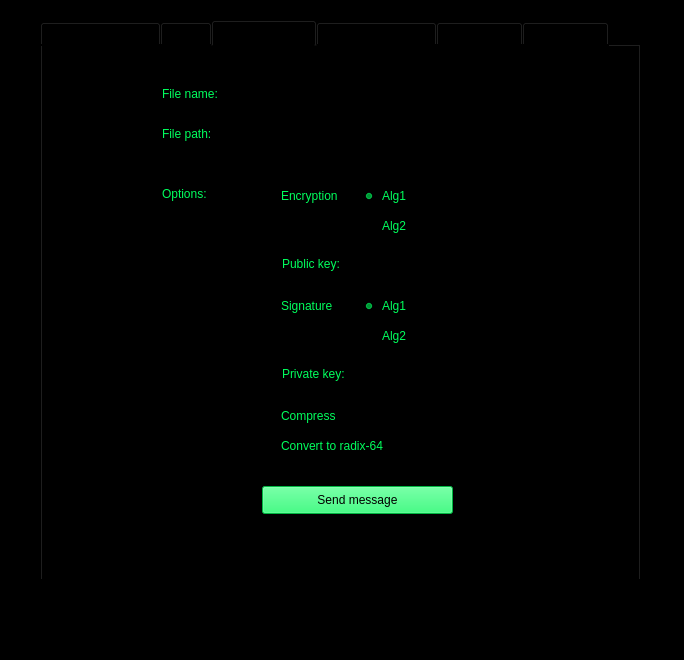
This is GUI.ui in fcubric/zpProj as Qt 5 draws it before an edit. The edited form follows.
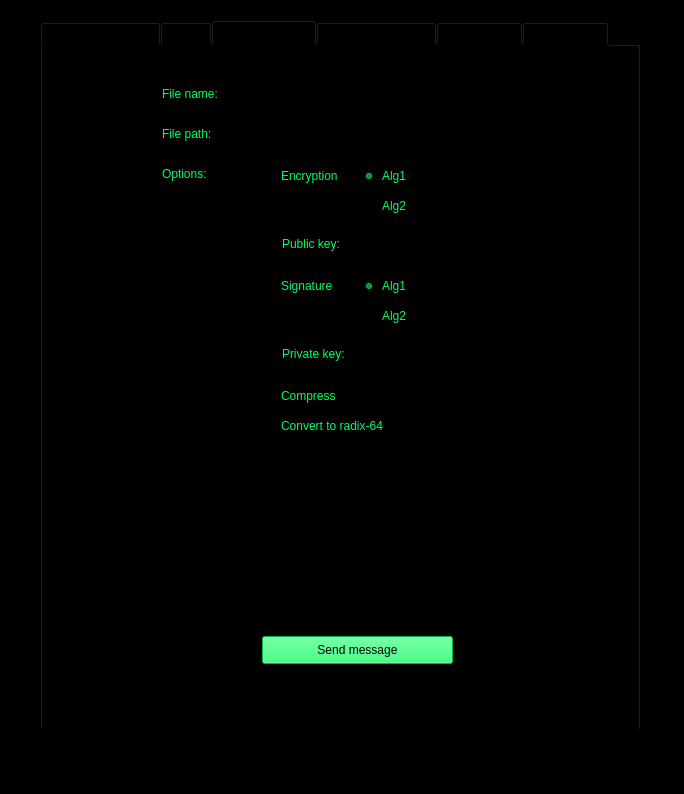
This is the edited form.

Commit message: Add docstrings in api.py and message field in 'send message' tab

The edit to the form file:
```diff
--- a/GUI.ui
+++ b/GUI.ui
@@ -7,7 +7,7 @@
     <x>0</x>
     <y>0</y>
     <width>684</width>
-    <height>660</height>
+    <height>794</height>
    </rect>
   </property>
   <property name="windowTitle">
@@ -23,7 +23,7 @@
       <x>40</x>
       <y>20</y>
       <width>601</width>
-      <height>561</height>
+      <height>711</height>
      </rect>
     </property>
     <property name="currentIndex">
@@ -428,7 +428,7 @@
       <property name="geometry">
        <rect>
         <x>220</x>
-        <y>140</y>
+        <y>120</y>
         <width>81</width>
         <height>20</height>
        </rect>
@@ -502,7 +502,7 @@
       <property name="geometry">
        <rect>
         <x>220</x>
-        <y>250</y>
+        <y>230</y>
         <width>81</width>
         <height>20</height>
        </rect>
@@ -518,7 +518,7 @@
       <property name="geometry">
        <rect>
         <x>220</x>
-        <y>360</y>
+        <y>340</y>
         <width>81</width>
         <height>20</height>
        </rect>
@@ -534,7 +534,7 @@
       <property name="geometry">
        <rect>
         <x>220</x>
-        <y>390</y>
+        <y>370</y>
         <width>171</width>
         <height>20</height>
        </rect>
@@ -553,7 +553,7 @@
       <property name="geometry">
        <rect>
         <x>320</x>
-        <y>140</y>
+        <y>120</y>
         <width>95</width>
         <height>20</height>
        </rect>
@@ -581,7 +581,7 @@
       <property name="geometry">
        <rect>
         <x>320</x>
-        <y>170</y>
+        <y>150</y>
         <width>95</width>
         <height>20</height>
        </rect>
@@ -606,7 +606,7 @@
       <property name="geometry">
        <rect>
         <x>320</x>
-        <y>280</y>
+        <y>260</y>
         <width>95</width>
         <height>20</height>
        </rect>
@@ -631,7 +631,7 @@
       <property name="geometry">
        <rect>
         <x>320</x>
-        <y>250</y>
+        <y>230</y>
         <width>95</width>
         <height>20</height>
        </rect>
@@ -656,7 +656,7 @@
       <property name="geometry">
        <rect>
         <x>120</x>
-        <y>140</y>
+        <y>120</y>
         <width>55</width>
         <height>16</height>
        </rect>
@@ -672,7 +672,7 @@
       <property name="geometry">
        <rect>
         <x>240</x>
-        <y>210</y>
+        <y>190</y>
         <width>71</width>
         <height>16</height>
        </rect>
@@ -691,7 +691,7 @@
       <property name="geometry">
        <rect>
         <x>320</x>
-        <y>210</y>
+        <y>190</y>
         <width>191</width>
         <height>22</height>
        </rect>
@@ -704,7 +704,7 @@
       <property name="geometry">
        <rect>
         <x>240</x>
-        <y>320</y>
+        <y>300</y>
         <width>71</width>
         <height>16</height>
        </rect>
@@ -723,7 +723,7 @@
       <property name="geometry">
        <rect>
         <x>320</x>
-        <y>320</y>
+        <y>300</y>
         <width>191</width>
         <height>22</height>
        </rect>
@@ -736,7 +736,7 @@
       <property name="geometry">
        <rect>
         <x>220</x>
-        <y>440</y>
+        <y>590</y>
         <width>191</width>
         <height>28</height>
        </rect>
@@ -753,7 +753,7 @@
       <property name="geometry">
        <rect>
         <x>210</x>
-        <y>490</y>
+        <y>640</y>
         <width>331</width>
         <height>20</height>
        </rect>
@@ -765,6 +765,19 @@
        <string/>
       </property>
      </widget>
+     <widget class="QTextEdit" name="message">
+      <property name="geometry">
+       <rect>
+        <x>130</x>
+        <y>420</y>
+        <width>361</width>
+        <height>151</height>
+       </rect>
+      </property>
+      <property name="styleSheet">
+       <string notr="true">color: white</string>
+      </property>
+     </widget>
     </widget>
     <widget class="QWidget" name="tab_4">
      <attribute name="title">
```
Left out of the diff: 4 changed lines with no effect on the pictures. The commit also changes 2 other files.
